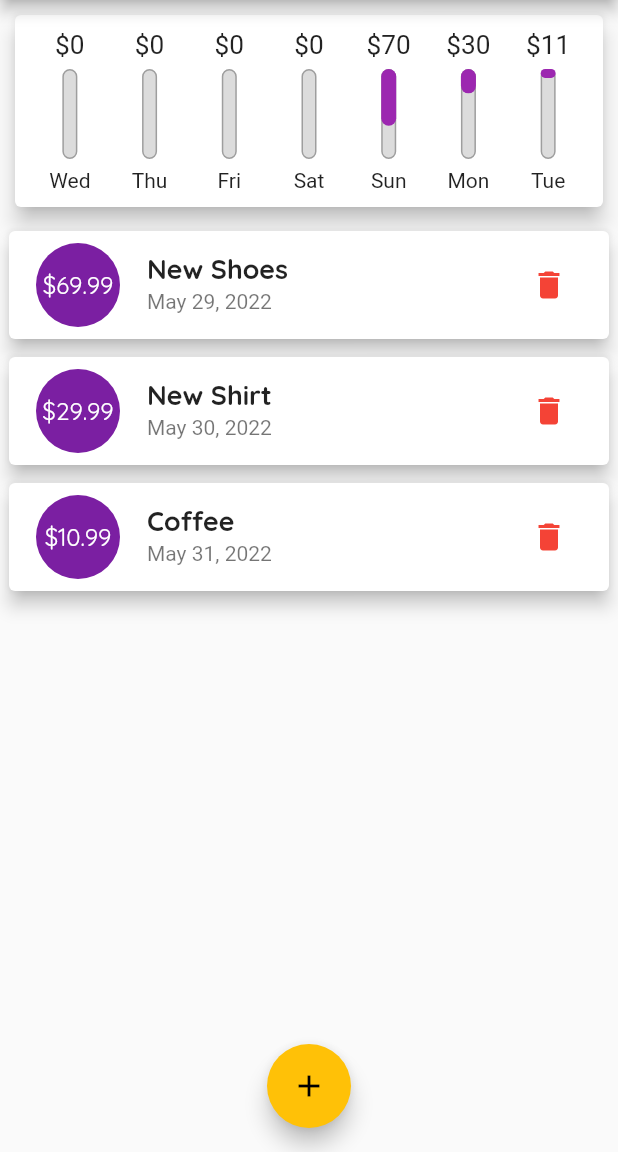
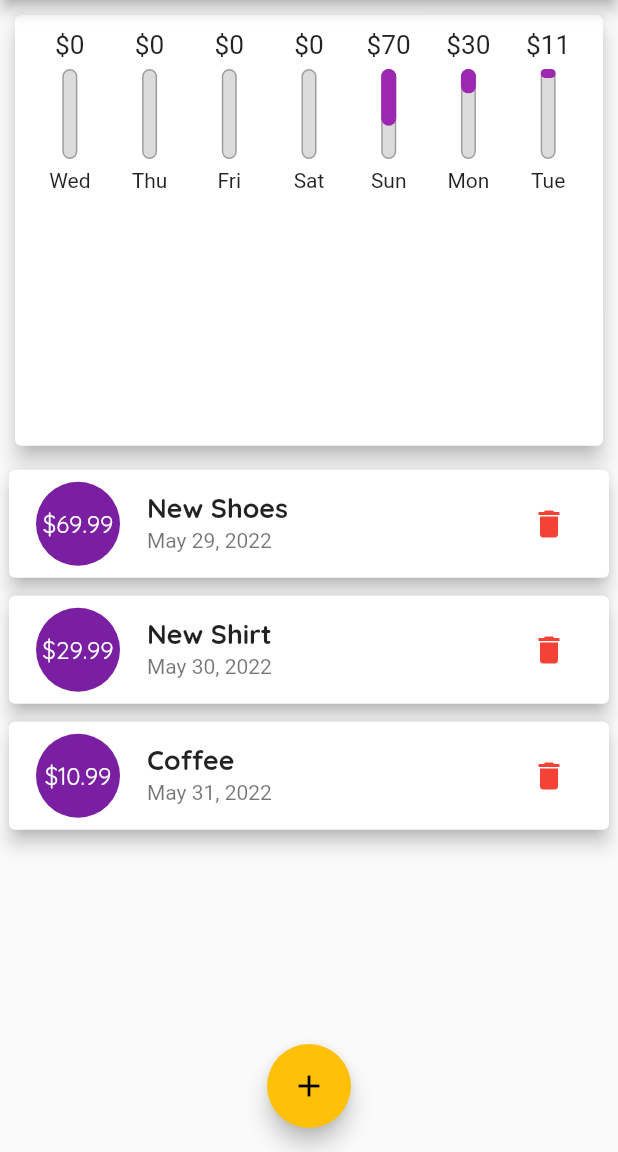
Before and after one commit to PandaTechMobile/flutter_spend_tracker, a Flutter app: the screen it shows after launch, on a phone screen of 412 x 824 dp, the part 84-1236 px from its top. Run offline on Flutter 3.47's test engine with Material 2 defaults, Android fonts, the phone set to English and light mode, and no system bars.

Commit message:
Added some "responsive" styling to page using MediaQuery (Ep4Chp04)

```diff
--- a/lib/main.dart
+++ b/lib/main.dart
@@ -116,8 +116,7 @@ class _MyHomePageState extends State<MyHomePage> {
 
   @override
   Widget build(BuildContext context) {
-    return Scaffold(
-      appBar: AppBar(
+    final AppBar appBar = AppBar(
       title: Text(
         'Expense Tracker',
       ),
@@ -127,7 +126,9 @@ class _MyHomePageState extends State<MyHomePage> {
           icon: Icon(Icons.add),
         ),
       ],
-      ),
+    );
+    return Scaffold(
+      appBar: appBar,
       body: SingleChildScrollView(
         child: Column(
           //mainAxisAlignment: MainAxisAlignment.spaceEvenly,
@@ -145,8 +146,20 @@ class _MyHomePageState extends State<MyHomePage> {
             //     ),
             //   ),
             // ),
-            Chart(_recentTransactions),
-            TransactionList(_userTransactions, _deleteTransaction),
+            Container(
+              height: (MediaQuery.of(context).size.height -
+                      appBar.preferredSize.height -
+                      MediaQuery.of(context).padding.top) *
+                  0.4,
+              child: Chart(_recentTransactions),
+            ),
+            Container(
+              height: (MediaQuery.of(context).size.height -
+                      appBar.preferredSize.height -
+                      MediaQuery.of(context).padding.top) *
+                  0.6,
+              child: TransactionList(_userTransactions, _deleteTransaction),
+            ),
             // Container(
             //   height: 200,
             //   child: Card(
```
Also changed, not shown: pubspec.lock. Lines whose indentation alone changed are shown as unchanged.
